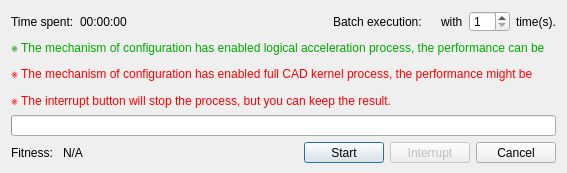
First picture: the form in pyslvs_ui/synthesis/dimensional_synthesis/dialogs/progress.ui, repository KmolYuan/Pyslvs-UI, before the edit.
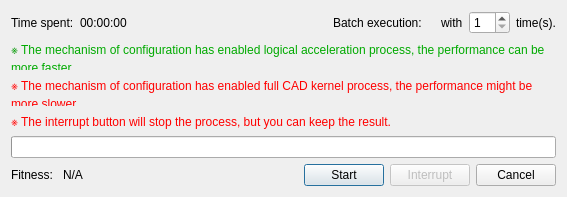
Second picture: the form after the edit. Icons and pictures are not drawn.

Patch:
```diff
--- a/pyslvs_ui/synthesis/dimensional_synthesis/dialogs/progress.ui
+++ b/pyslvs_ui/synthesis/dimensional_synthesis/dialogs/progress.ui
@@ -7,7 +7,7 @@
     <x>0</x>
     <y>0</y>
     <width>567</width>
-    <height>163</height>
+    <height>197</height>
    </rect>
   </property>
   <property name="windowTitle">
```
Left out of the diff: 4 changed lines with no effect on the pictures.
